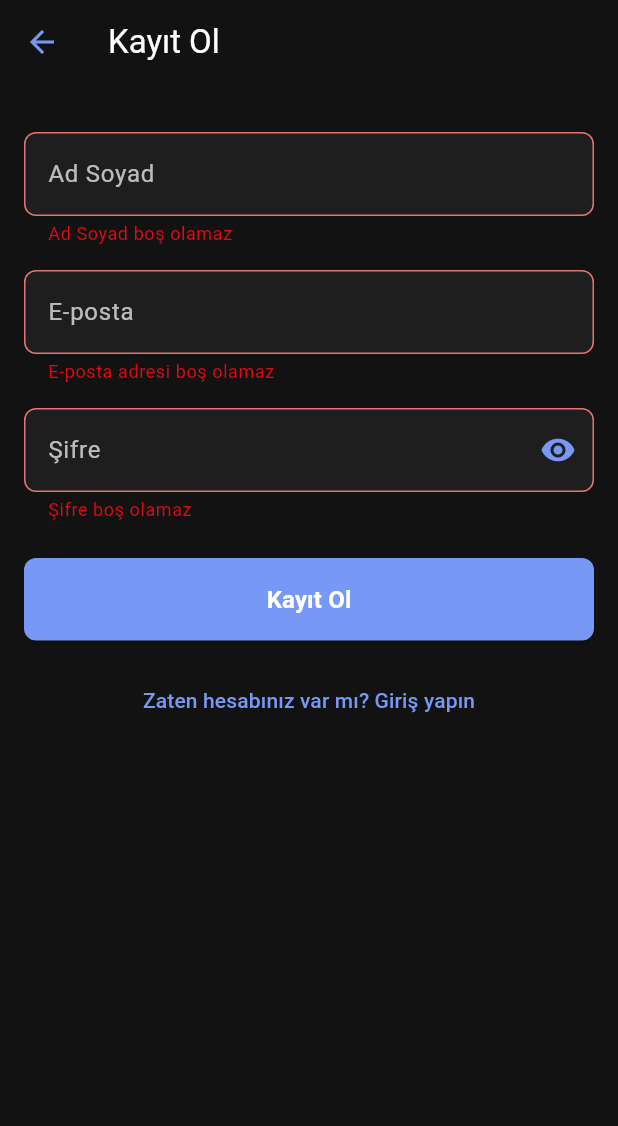
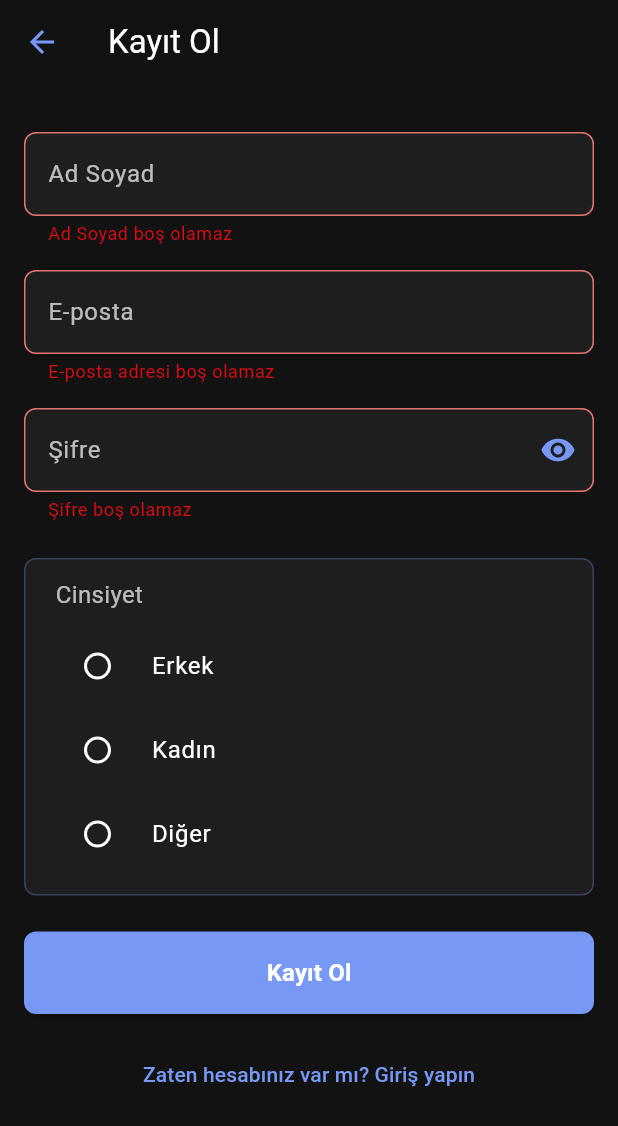
Before and after one commit to CineMatePlus/cinemate_mobile, a Flutter app: the RegisterView screen opened directly, after a tap on "Kayıt Ol", on a phone screen of 412 x 824 dp. Shown: the top 1126 px of the screen. Run offline on Flutter 3.47's test engine with Material 3 defaults, Android fonts, the phone set to English and light mode, and no system bars; our stand-ins replace dio, flutter_riverpod, flutter_secure_storage, freezed_annotation, riverpod_annotation, shared_preferences; accounts and stored records are empty; generated files the repository leaves out were written again; network calls fail.

Commit message:
Added gender choice on register

```diff
--- a/lib/modules/user/screens/register/view.dart
+++ b/lib/modules/user/screens/register/view.dart
@@ -28,6 +28,15 @@ class _RegisterViewState extends ConsumerState<RegisterView> {
 
   Future<void> _register() async {
     if (_formKey.currentState?.validate() ?? false) {
+      if (ref.read(registerProvider).gender == null) {
+        ScaffoldMessenger.of(context).showSnackBar(
+          const SnackBar(
+            content: Text('Lütfen cinsiyet seçin'),
+            backgroundColor: ThemeConstants.errorColor,
+          ),
+        );
+        return;
+      }
       try {
         await ref.read(registerProvider.notifier).register();
         if (mounted) {
@@ -220,6 +229,75 @@ class _RegisterViewState extends ConsumerState<RegisterView> {
                     },
                   ),
                   const SizedBox(height: 24),
+                  Container(
+                    decoration: BoxDecoration(
+                      border: Border.all(
+                        color: primaryColor.withOpacity(0.3),
+                      ),
+                      borderRadius:
+                          BorderRadius.circular(ThemeConstants.defaultRadius),
+                      color: surfaceColor,
+                    ),
+                    padding: const EdgeInsets.all(12),
+                    child: Column(
+                      crossAxisAlignment: CrossAxisAlignment.start,
+                      children: [
+                        Padding(
+                          padding: const EdgeInsets.only(left: 8, bottom: 8),
+                          child: Text(
+                            'Cinsiyet',
+                            style: TextStyle(
+                              color: textColor.withOpacity(0.7),
+                              fontSize: 16,
+                            ),
+                          ),
+                        ),
+                        RadioListTile<int>(
+                          title: Text(
+                            'Erkek',
+                            style: TextStyle(color: textColor),
+                          ),
+                          value: 1,
+                          groupValue: registerState.gender,
+                          onChanged: (value) {
+                            if (value != null) {
+                              registerNotifier.updateGender(value);
+                            }
+                          },
+                          activeColor: primaryColor,
+                        ),
+                        RadioListTile<int>(
+                          title: Text(
+                            'Kadın',
+                            style: TextStyle(color: textColor),
+                          ),
+                          value: 0,
+                          groupValue: registerState.gender,
+                          onChanged: (value) {
+                            if (value != null) {
+                              registerNotifier.updateGender(value);
+                            }
+                          },
+                          activeColor: primaryColor,
+                        ),
+                        RadioListTile<int>(
+                          title: Text(
+                            'Diğer',
+                            style: TextStyle(color: textColor),
+                          ),
+                          value: 2,
+                          groupValue: registerState.gender,
+                          onChanged: (value) {
+                            if (value != null) {
+                              registerNotifier.updateGender(value);
+                            }
+                          },
+                          activeColor: primaryColor,
+                        ),
+                      ],
+                    ),
+                  ),
+                  const SizedBox(height: 24),
                   if (registerState.errorMessage != null)
                     Padding(
                       padding: const EdgeInsets.only(bottom: 16),
--- a/lib/modules/user/service/service.dart
+++ b/lib/modules/user/service/service.dart
@@ -32,7 +32,8 @@ class UserService {
   }
 
   Future<Map<String, dynamic>> register(
-      String email, String password, String name) async {
+      String email, String password, String name,
+      {int? gender}) async {
     try {
       final response = await _apiService.request(
         'POST',
@@ -41,6 +42,7 @@ class UserService {
           'email': email,
           'password': password,
           'name': name,
+          'gender': gender,
         },
       );
 
```
Also changed, not shown: lib/modules/user/screens/register/state.dart (+14 -0 lines).
